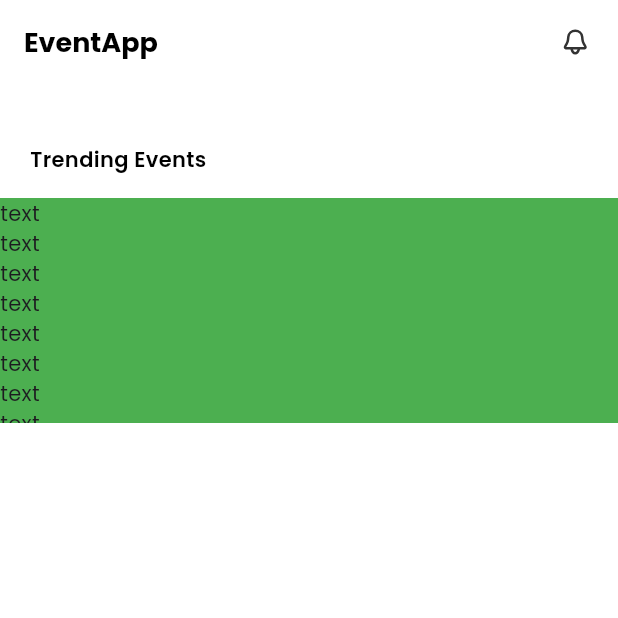
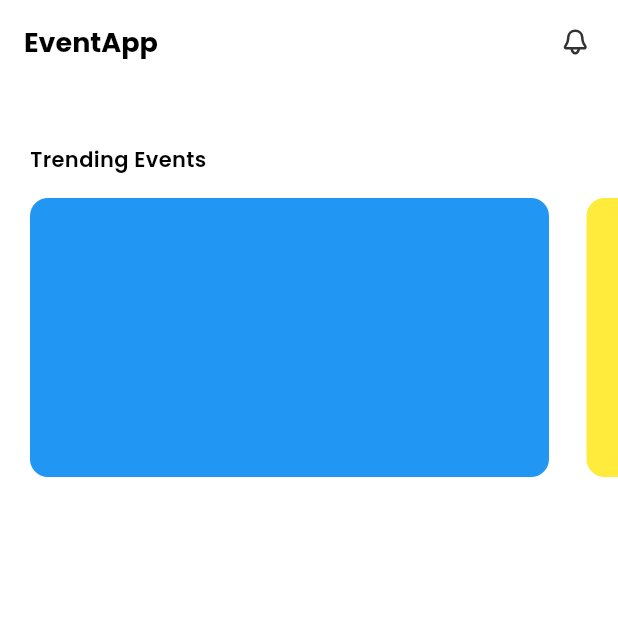
Before and after one commit to shair2048/EventApp, a Flutter app: the screen it shows after launch, on a phone screen of 412 x 824 dp, the top half of it. Run offline on Flutter 3.47's test engine with Material 3 defaults, Android fonts, the phone set to English and light mode, and no system bars; our stand-ins replace flutter_svg.

Commit message:
show list events as color in home page

```diff
--- /dev/null
+++ b/lib/models/events_model.dart
@@ -0,0 +1,77 @@
+import "package:flutter/material.dart";
+
+class EventsModel {
+  String eventName;
+  String location;
+  String date;
+  String price;
+  String eventImgPath;
+  Color colorBox;
+
+  EventsModel({
+    required this.eventName,
+    required this.location,
+    required this.date,
+    required this.price,
+    required this.eventImgPath,
+    required this.colorBox,
+  });
+
+  static List<EventsModel> getEvents() {
+    List<EventsModel> events = [];
+
+    events.add(
+      EventsModel(
+        eventName: "Event 1",
+        location: "Location 1",
+        date: "2020-01-01",
+        price: "100",
+        eventImgPath: "D:/event_app/assets/images/ex_event.png",
+        colorBox: Colors.blue,
+      )
+    );
+    events.add(
+      EventsModel(
+        eventName: "Event 2",
+        location: "Location 2",
+        date: "2020-01-01",
+        price: "200",
+        eventImgPath: "assets/images/ex_event.png",
+        colorBox: Colors.yellow,
+      )
+    );
+    events.add(
+      EventsModel(
+        eventName: "Event 3",
+        location: "Location 3",
+        date: "2020-01-01",
+        price: "300",
+        eventImgPath: "assets/images/ex_event.png",
+        colorBox: Colors.pink,
+      )
+    );
+    events.add(
+      EventsModel(
+        eventName: "Event 4",
+        location: "Location 4",
+        date: "2020-01-01",
+        price: "400",
+        eventImgPath: "assets/images/ex_event.png",
+        colorBox: Colors.green,
+      )
+    );
+
+    events.add(
+      EventsModel(
+        eventName: "Event 5",
+        location: "Location 5",
+        date: "2020-01-01",
+        price: "500",
+        eventImgPath: "assets/images/ex_event.png",
+        colorBox: Colors.orange,
+      )
+    );
+
+    return events;
+  }
+}
--- a/lib/models/trending_events_model.dart
+++ /dev/null
@@ -1,49 +0,0 @@
-import "package:flutter/material.dart";
-
-class TrendingEventsModel {
-  String name;
-  Color colorBox;
-
-  TrendingEventsModel({
-    required this.name,
-    required this.colorBox,
-  });
-
-  List<TrendingEventsModel> getTrendingEvents() {
-    List<TrendingEventsModel> trendingEvents = [];
-
-    trendingEvents.add(
-      TrendingEventsModel(
-        name: "Event 1",
-        colorBox: Colors.blue,
-      )
-    );
-    trendingEvents.add(
-      TrendingEventsModel(
-        name: "Event 2",
-        colorBox: Colors.yellow,
-      )
-    );
-    trendingEvents.add(
-      TrendingEventsModel(
-        name: "Event 3",
-        colorBox: Colors.pink,
-      )
-    );
-    trendingEvents.add(
-      TrendingEventsModel(
-        name: "Event 4",
-        colorBox: Colors.green,
-      )
-    );
-
-    trendingEvents.add(
-      TrendingEventsModel(
-        name: "Event 5",
-        colorBox: Colors.orange,
-      )
-    );
-
-    return trendingEvents;
-  }
-}
--- a/lib/pages/home.dart
+++ b/lib/pages/home.dart
@@ -1,12 +1,26 @@
+import 'package:event_app/models/events_model.dart';
 import 'package:flutter/material.dart';
 // ignore: depend_on_referenced_packages
 import 'package:flutter_svg/flutter_svg.dart';
 
-class HomePage extends StatelessWidget {
+class HomePage extends StatefulWidget {
   HomePage({super.key});
 
   @override
+  State<HomePage> createState() => _HomePageState();
+}
+
+class _HomePageState extends State<HomePage> {
+  List<EventsModel> events = [];
+
+  void _getEvents() {
+    events = EventsModel.getEvents();
+  }
+
+  @override
   Widget build(BuildContext context) {
+    _getEvents();
+
     return Scaffold(
       appBar: appBar(),
       backgroundColor: Colors.white,
@@ -25,11 +39,37 @@ class HomePage extends StatelessWidget {
           ),
           SizedBox(height: 16),
           Container(
-            height: 150,
-            color: Colors.green,
-            child: ListView.builder(
+            height: 186,
+            child: ListView.separated(
+              itemCount: events.length,
+              scrollDirection: Axis.horizontal,
+              padding: EdgeInsets.only(
+                left: 20,
+                right: 20,
+              ),
+              separatorBuilder: (context, index) => SizedBox(width: 25,),
               itemBuilder: (context, index) {
-                return Text('text');
+                return Container(
+                  width: 346,
+                  decoration: BoxDecoration(
+                    color: events[index].colorBox,
+                    borderRadius: BorderRadius.circular(12),
+                  ),
+                  // child: SvgPicture.asset(
+                  //   events[index].eventImgPath,
+                  //   height: 186,
+                  //   width: 346,
+                  // )
+                  // child: ClipRRect(
+                  //   borderRadius: BorderRadius.circular(12),
+                  //   child: Image.asset(
+                  //     events[index].eventImgPath,
+                  //     fit: BoxFit.cover,
+                  //     height: 186,
+                  //     width: 346,
+                  //   ),
+                  // ),
+                );
               },
             )
           ),
```
Also changed, not shown: assets/images/ex_event.png (added).
